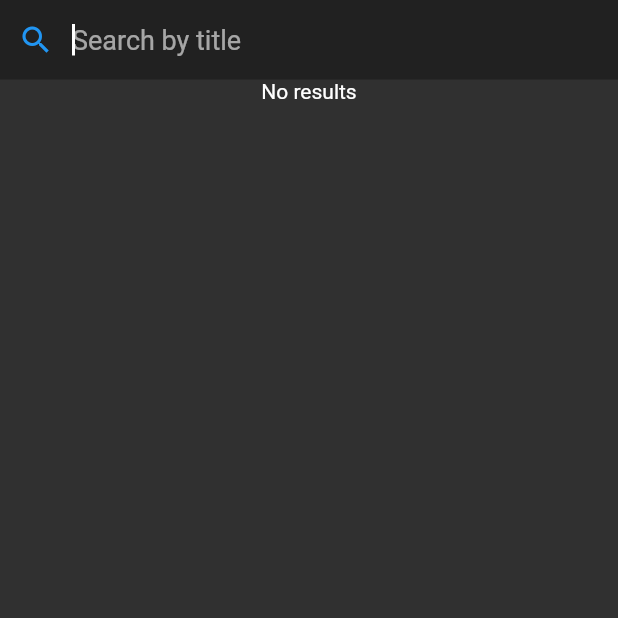
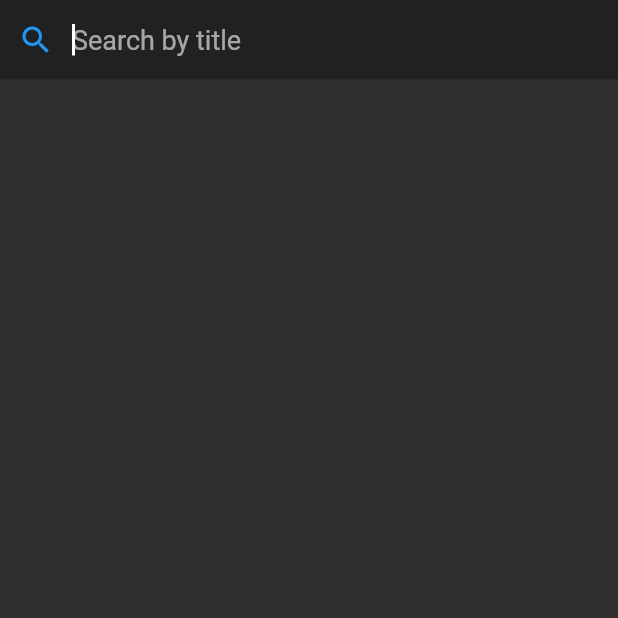
Before and after one commit to LordThami/memart, a Flutter app: the screen it shows after launch, item 2 of the bottom bar chosen, on a phone screen of 412 x 824 dp, the top half of it. Run offline on Flutter 3.47's test engine with Material 2 defaults, Android fonts, the phone set to English and light mode, and no system bars; our stand-ins replace audioplayers, shared_preferences; statements that could not run were skipped.

Commit message:
fix jumping bug, add search messages

```diff
--- a/lib/player_list.dart
+++ b/lib/player_list.dart
@@ -68,8 +68,6 @@ class _PlayerListState extends State<PlayerList> {
         shape:
             RoundedRectangleBorder(borderRadius: BorderRadius.circular(10.0)),
         child: GridView.count(
-          scrollDirection: Axis.vertical,
-          shrinkWrap: true,
           mainAxisSpacing: 16.0,
           crossAxisSpacing: 16.0,
           childAspectRatio: 1.0,
--- a/lib/search_page.dart
+++ b/lib/search_page.dart
@@ -13,6 +13,7 @@ class SearchPage extends StatefulWidget {
 }
 
 class _SearchPageState extends State<SearchPage> {
+  String _inputValue = '';
   List<Map<String, String>> _foundSounds = [];
 
   @override
@@ -36,12 +37,11 @@ class _SearchPageState extends State<SearchPage> {
               border: InputBorder.none,
             ),
             onChanged: (newInputValue) {
-              print(newInputValue);
               setState(() {
-                if (newInputValue.length > 1) {
+                _inputValue = newInputValue;
+                if (newInputValue.length > 0) {
                   var valueExp = RegExp(r'(^|\W)' + newInputValue.toString(),
                       caseSensitive: false);
-                  print(valueExp);
                   _foundSounds = soundData
                       .where((sound) => valueExp.hasMatch(sound['title']))
                       .toList();
@@ -51,9 +51,21 @@ class _SearchPageState extends State<SearchPage> {
               });
             },
           ),
-          _foundSounds.length > 0
-              ? PlayerList(_foundSounds, widget._handleLikePress)
-              : Text('No results'),
+          Expanded(
+            child: _foundSounds.length > 0
+                ? PlayerList(_foundSounds, widget._handleLikePress)
+                : _inputValue.length > 0
+                    ? Padding(
+                        padding: const EdgeInsets.all(24.0),
+                        child: Text(
+                          'No results found for "$_inputValue"',
+                          style: TextStyle(fontSize: 16.0),
+                        ),
+                      )
+                    : Container(
+                        height: 0,
+                      ),
+          ),
         ],
       ),
     );
```
Also changed, not shown: lib/favorites_page.dart (+4 -3 lines).
